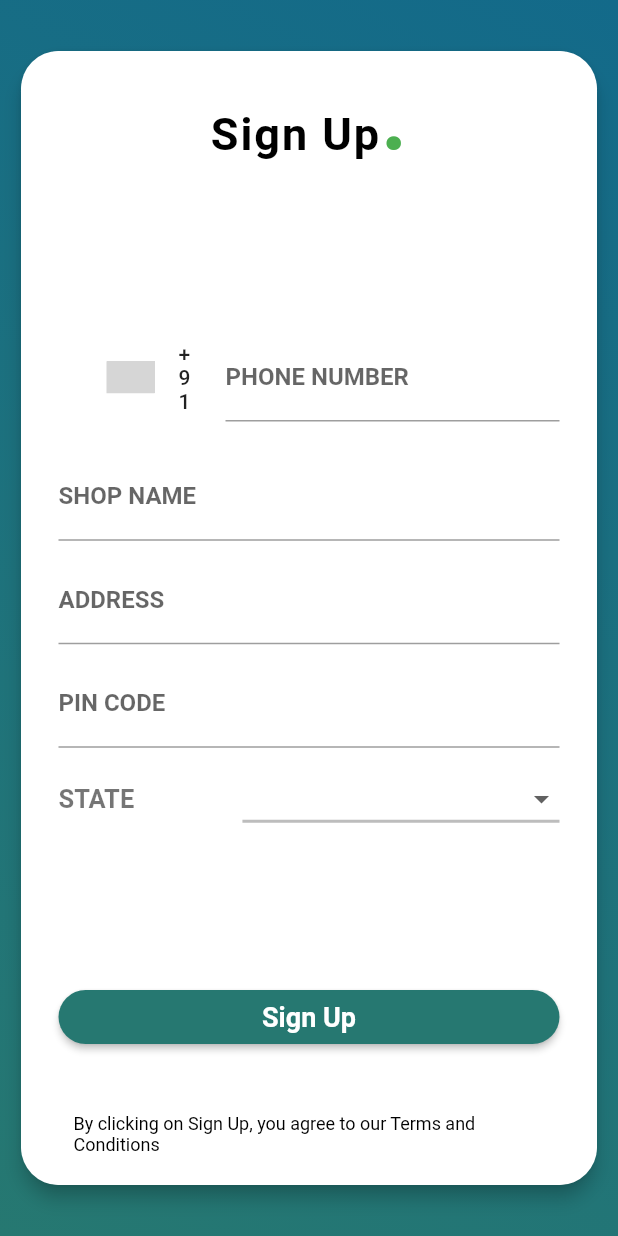
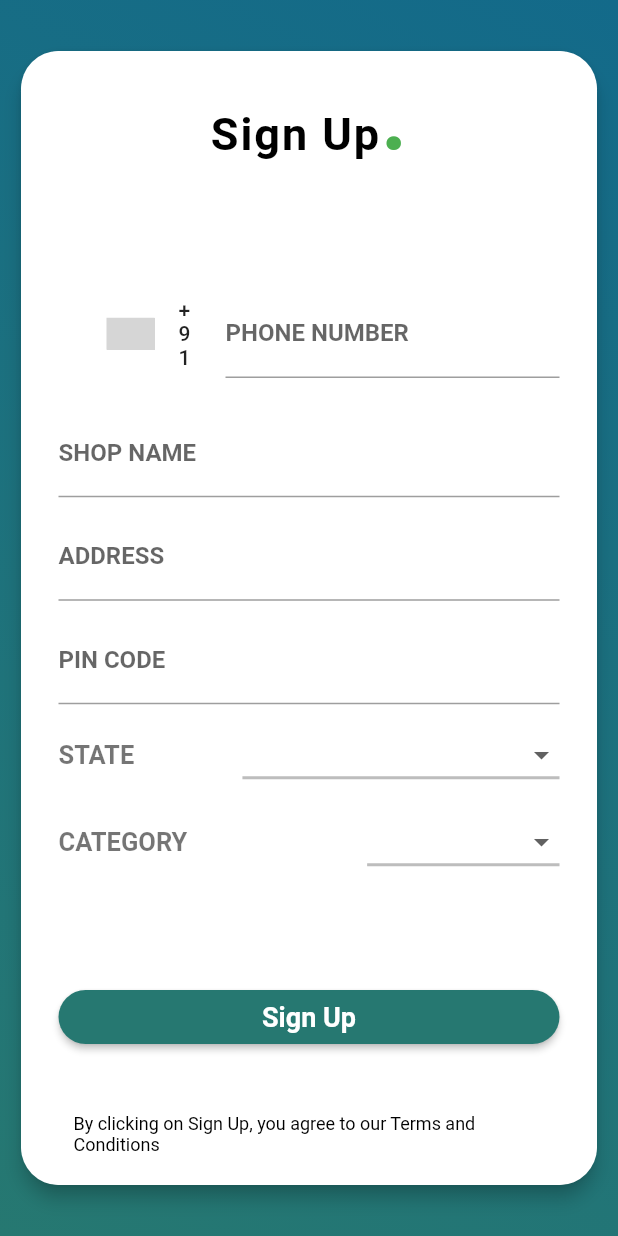
Before and after one commit to shashankgupta3891/dukaan_se_merchant, a Flutter app: the SignupPage screen opened by its route, on a phone screen of 412 x 824 dp. Run offline on Flutter 3.47's test engine with Material 2 defaults, Android fonts, the phone set to English and light mode, and no system bars; drawn by our look-alikes of country_code_picker; our stand-ins replace cloud_firestore, firebase_auth, modal_progress_hud, progress_dialog; missing offline and left inert: sliver_fab; accounts and stored records are empty; Roboto replaces fonts that are missing (Montserrat); grey boxes are pictures that could not be loaded.

Commit message:
signup.dart Category added and productDetails.dart screen fully added

```diff
--- a/lib/screen/auth/signup.dart
+++ b/lib/screen/auth/signup.dart
@@ -61,6 +61,19 @@ class _SignupPageState extends State<SignupPage> {
     "Delhi NCR",
     "Puducherry"
   ];
+  List<String> categories = [
+    "General Store",
+    "Barber Shop",
+    "Medicine Store",
+    "Electronics Shop",
+    "Mother Dairy",
+    "Sweets Shop",
+    "Toy Store",
+    "Jewellery Shop",
+    "Cosmetics Store",
+    "Beauty Parlour",
+    "Book Store",
+  ];
 
   String shopName;
   String address;
@@ -68,6 +81,7 @@ class _SignupPageState extends State<SignupPage> {
   String smsCode;
   String verificationID;
   String statesData;
+  String categoryData;
 
   Future<void> verifyPhone() async {
     print("Number to ${dialCode + phoneNumber}");
@@ -371,6 +385,46 @@ class _SignupPageState extends State<SignupPage> {
                                 ],
                               ),
                             ),
+                            Container(
+                              margin: EdgeInsets.symmetric(
+                                  horizontal: 0, vertical: 5),
+                              child: Row(
+                                mainAxisAlignment:
+                                    MainAxisAlignment.spaceBetween,
+                                children: [
+                                  Text(
+                                    'CATEGORY',
+                                    style: TextStyle(
+                                      color: Colors.black54,
+                                      fontSize: 17,
+                                      fontWeight: FontWeight.bold,
+                                    ),
+                                  ),
+                                  DropdownButton<String>(
+                                    value: categoryData,
+                                    elevation: 16,
+                                    style: TextStyle(color: Colors.black),
+                                    underline: Container(
+                                      height: 2,
+                                      color: Colors.black26,
+                                    ),
+                                    onChanged: (String newValue) {
+                                      setState(() {
+                                        categoryData = newValue;
+                                      });
+                                    },
+                                    items: categories
+                                        .map<DropdownMenuItem<String>>(
+                                            (String value) {
+                                      return DropdownMenuItem<String>(
+                                        value: value,
+                                        child: Text(value),
+                                      );
+                                    }).toList(),
+                                  ),
+                                ],
+                              ),
+                            ),
 
                             Spacer(
                               flex: 1,
@@ -380,7 +434,8 @@ class _SignupPageState extends State<SignupPage> {
                               color: kSecondaryColor,
 //                              padding: EdgeInsets.symmetric(vertical: 15),
                               shape: RoundedRectangleBorder(
-                                  borderRadius: BorderRadius.circular(20)),
+                                borderRadius: BorderRadius.circular(20),
+                              ),
                               child: Text(
                                 'Sign Up',
                                 style: TextStyle(
```
Also changed, not shown: lib/screen/addProduct.dart (+44 -1 lines), lib/screen/home/product.dart (+12 -5 lines), lib/screen/productDetails.dart (+68 -24 lines).
